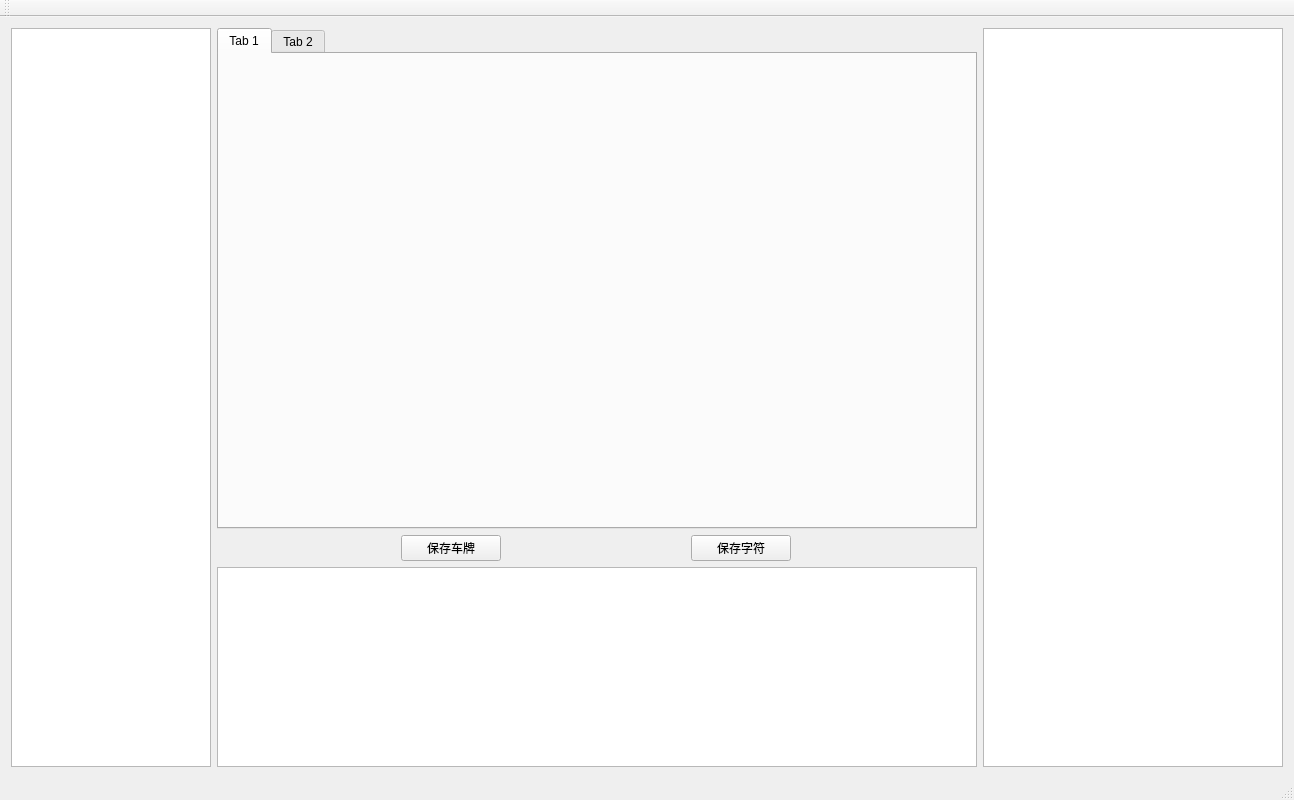
Above: src/CollectSample/mainwindow.ui from Penguinang/PlateRecog before the change. Below: the same form after it.
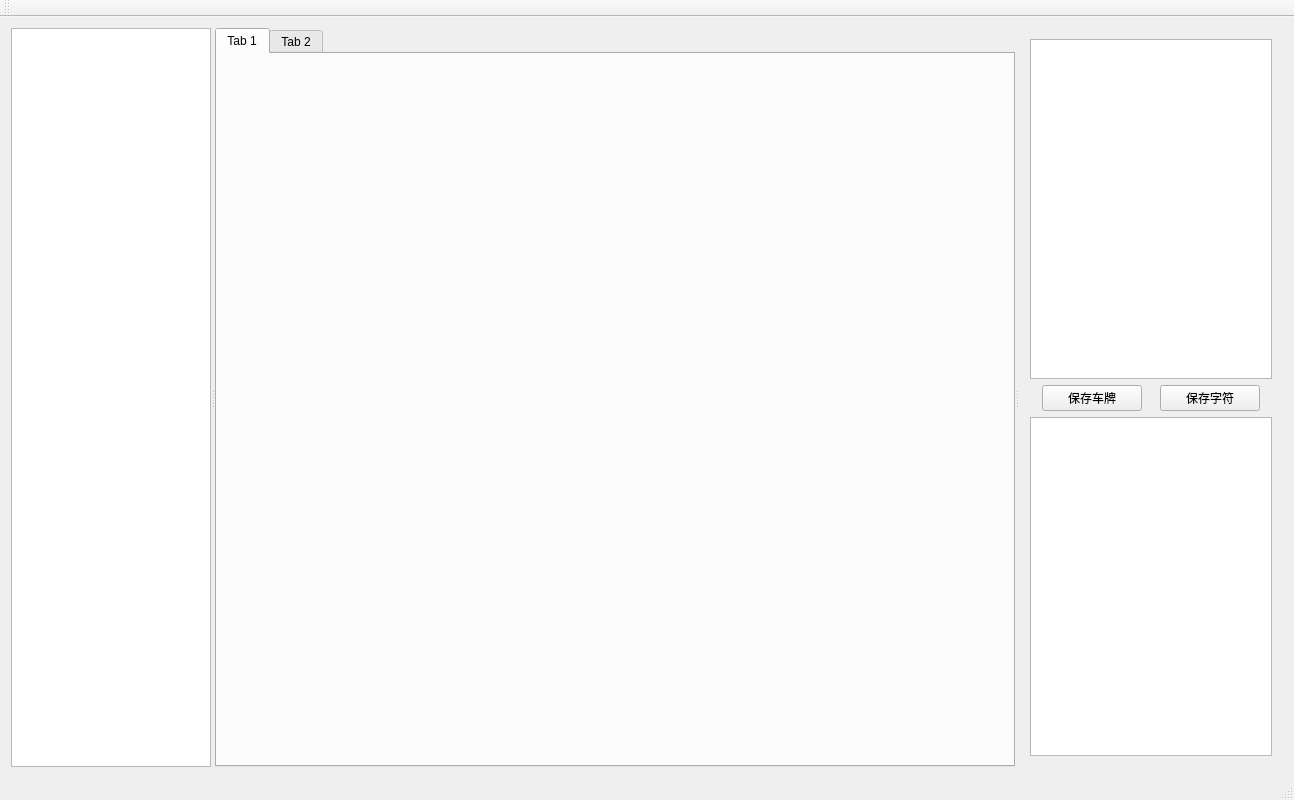
That is the form after the change.

Commit message: 调整布局，修改保存路径

```diff
--- a/src/CollectSample/mainwindow.ui
+++ b/src/CollectSample/mainwindow.ui
@@ -14,10 +14,12 @@
    <string>MainWindow</string>
   </property>
   <widget class="QWidget" name="centralWidget">
-   <layout class="QHBoxLayout" name="horizontalLayout_3">
+   <layout class="QHBoxLayout" name="horizontalLayout_2">
     <item>
-     <layout class="QHBoxLayout" name="horizontalLayout">
-      <item>
+     <widget class="QSplitter" name="splitter">
+      <property name="orientation">
+       <enum>Qt::Horizontal</enum>
+      </property>
        <widget class="QListWidget" name="fileList">
         <property name="maximumSize">
          <size>
@@ -26,11 +28,16 @@
          </size>
         </property>
        </widget>
-      </item>
-      <item>
-       <layout class="QVBoxLayout" name="verticalLayout">
-        <item>
          <widget class="QTabWidget" name="tabWidget">
+       <property name="minimumSize">
+        <size>
+         <width>800</width>
+         <height>0</height>
+        </size>
+       </property>
+       <property name="currentIndex">
+        <number>0</number>
+       </property>
           <widget class="QWidget" name="tab_3">
            <attribute name="title">
             <string>Tab 1</string>
@@ -42,9 +49,26 @@
            </attribute>
           </widget>
          </widget>
+      <widget class="QWidget" name="">
+       <layout class="QVBoxLayout" name="verticalLayout">
+        <item>
+         <widget class="QListWidget" name="plateList">
+          <property name="minimumSize">
+           <size>
+            <width>0</width>
+            <height>0</height>
+           </size>
+          </property>
+          <property name="maximumSize">
+           <size>
+            <width>300</width>
+            <height>10000000</height>
+           </size>
+          </property>
+         </widget>
         </item>
         <item>
-         <layout class="QHBoxLayout" name="horizontalLayout_2">
+         <layout class="QHBoxLayout" name="horizontalLayout">
           <item>
            <widget class="QPushButton" name="savePlate">
             <property name="minimumSize">
@@ -86,24 +110,6 @@
          </layout>
         </item>
         <item>
-         <widget class="QListWidget" name="plateList">
-          <property name="minimumSize">
-           <size>
-            <width>0</width>
-            <height>200</height>
-           </size>
-          </property>
-          <property name="maximumSize">
-           <size>
-            <width>16777215</width>
-            <height>200</height>
-           </size>
-          </property>
-         </widget>
-        </item>
-       </layout>
-      </item>
-      <item>
        <widget class="QListWidget" name="charList">
         <property name="maximumSize">
          <size>
@@ -114,6 +120,8 @@
        </widget>
       </item>
      </layout>
+      </widget>
+     </widget>
     </item>
    </layout>
   </widget>
```
Lines whose indentation alone changed are shown as unchanged. The commit also changes 2 other files.
